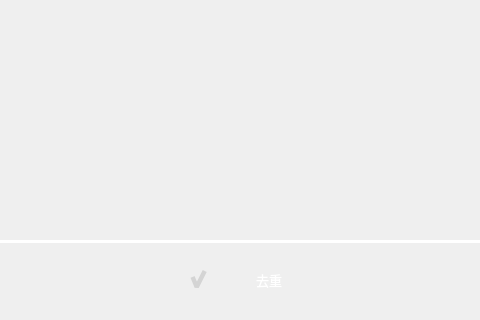
The window that KCTS/KCTS Project/UI/main_window_ui.ui (learniuH/work) describes before a commit, drawn with Qt 5; both pictures show x 275 to 755 and y 448 to 768 of the 1329 by 768 pixel window.
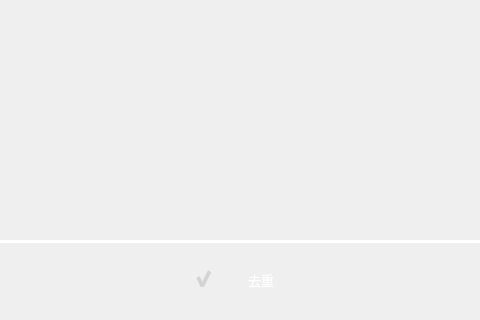
The same window after the commit. The open tabs and pages were chosen to show the change. Icons and pictures are not drawn.

Diff of the .ui file:
```diff
--- a/KCTS/KCTS Project/UI/main_window_ui.ui
+++ b/KCTS/KCTS Project/UI/main_window_ui.ui
@@ -3414,7 +3414,7 @@
                   <widget class="QCheckBox" name="deduplication_checkBox">
                    <property name="minimumSize">
                     <size>
-                     <width>120</width>
+                     <width>95</width>
                      <height>45</height>
                     </size>
                    </property>
@@ -3434,8 +3434,8 @@
                    </property>
                    <property name="styleSheet">
                     <string notr="true">QCheckBox::indicator {
-	width: 70px;
-	height: 35px;
+	width: 54px;
+	height: 30px;
 }
 
 QCheckBox::indicator:unckecked {
```
Left out of the diff: 1 changed line with no effect on the pictures.
